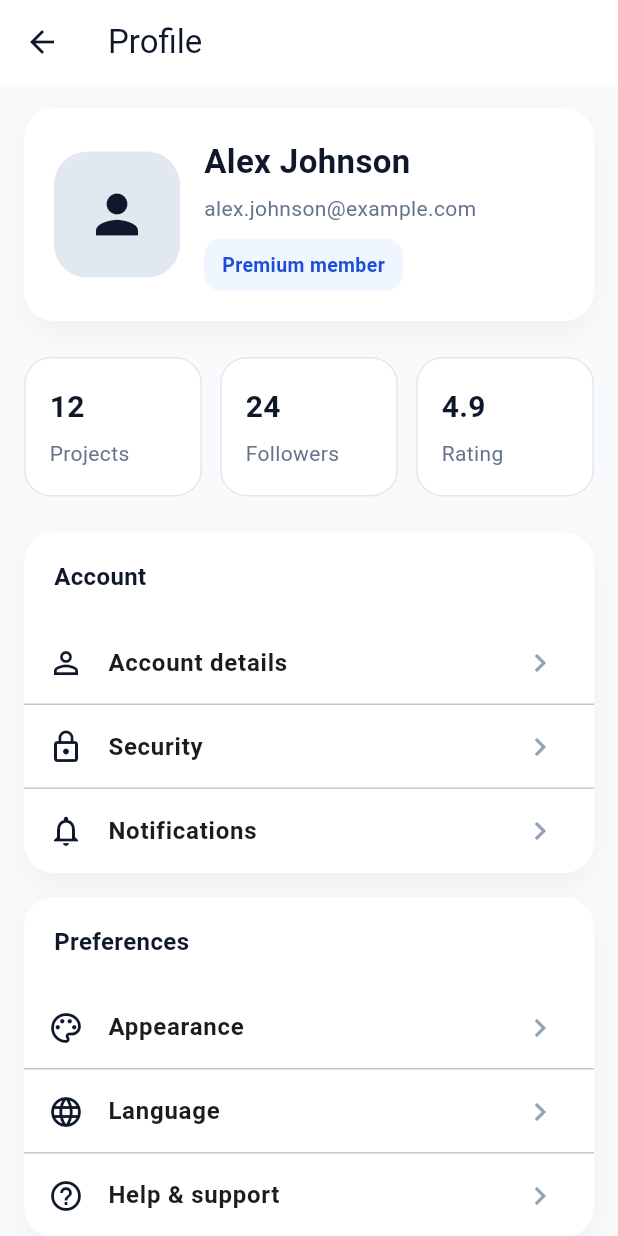
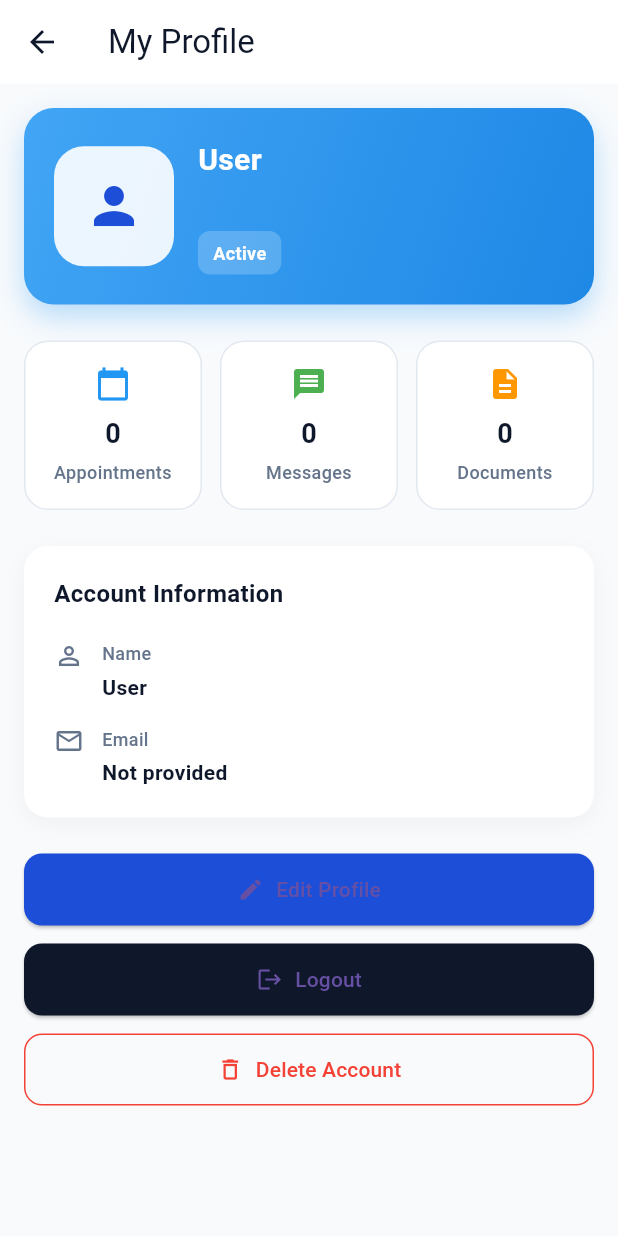
Before and after one commit to ELISHALAW/Andriod_App, a Flutter app: the ProfileScreen screen opened by its route, on a phone screen of 412 x 824 dp. Run offline on Flutter 3.47's test engine with Material 3 defaults, Android fonts, the phone set to English and light mode, and no system bars; our stand-ins replace shared_preferences; accounts and stored records are empty.

Commit message:
Law20260706 Improving profile module

```diff
--- a/lib/screens/profile_screen.dart
+++ b/lib/screens/profile_screen.dart
@@ -16,10 +16,13 @@ class _ProfileScreenState extends State<ProfileScreen> {
   Map<String, dynamic>? _result;
   String _statusMessage = '';
   int? _userId;
-  String _userName = 'Alex Johnson';
-  String _userEmail = 'alex.johnson@example.com';
+  String _userName = 'User';
+  String _userEmail = '';
   String _userPhone = '';
   String _userAddress = '';
+  int _appointmentCount = 0;
+  int _messageCount = 0;
+  int _documentCount = 0;
 
   @override
   void initState() {
@@ -50,7 +53,6 @@ class _ProfileScreenState extends State<ProfileScreen> {
   Future<void> _fetchProfile(int userId) async {
     setState(() {
       _isLoading = true;
-      _statusMessage = 'Loading profile...';
     });
 
     final result = await DatabaseService.getProfile(userId: userId);
@@ -67,19 +69,13 @@ class _ProfileScreenState extends State<ProfileScreen> {
     }
 
     setState(() {
-      _result = result;
       _isLoading = false;
-      _statusMessage = result['message'] ?? '';
     });
   }
 
   Future<void> _openEditProfileDialog() async {
     if (_userId == null) {
-      ScaffoldMessenger.of(context).showSnackBar(
-        const SnackBar(
-          content: Text('Please login first to edit your profile.'),
-        ),
-      );
+      _showErrorSnackBar('Please login first to edit your profile.');
       return;
     }
 
@@ -198,7 +194,6 @@ class _ProfileScreenState extends State<ProfileScreen> {
 
     setState(() {
       _isSaving = true;
-      _statusMessage = 'Updating profile...';
     });
 
     final result = await DatabaseService.updateProfile(
@@ -219,38 +214,68 @@ class _ProfileScreenState extends State<ProfileScreen> {
       await prefs.setString('userName', _userName);
       await prefs.setString('userEmail', _userEmail);
 
+      _showSuccessSnackBar(
+        result['message'] ?? 'Profile updated successfully.',
+      );
+    } else {
+      _showErrorSnackBar(result['message'] ?? 'Profile update failed.');
+    }
+
+    setState(() {
+      _isSaving = false;
+    });
+  }
+
+  void _showSuccessSnackBar(String message) {
     ScaffoldMessenger.of(context).showSnackBar(
       SnackBar(
-          content: Text(result['message'] ?? 'Profile updated successfully.'),
+        content: Text(message),
         backgroundColor: Colors.green,
-        ),
-      );
-    } else {
-      ScaffoldMessenger.of(context).showSnackBar(
-        SnackBar(
-          content: Text(result['message'] ?? 'Profile update failed.'),
-          backgroundColor: Colors.red,
+        duration: const Duration(seconds: 2),
       ),
     );
   }
 
-    setState(() {
-      _result = result;
-      _isSaving = false;
-      _statusMessage = result['message'] ?? '';
-    });
+  void _showErrorSnackBar(String message) {
+    ScaffoldMessenger.of(context).showSnackBar(
+      SnackBar(
+        content: Text(message),
+        backgroundColor: Colors.red,
+        duration: const Duration(seconds: 2),
+      ),
+    );
   }
 
   Future<void> _handleLogout() async {
+    final confirmed = await showDialog<bool>(
+      context: context,
+      builder: (context) => AlertDialog(
+        title: const Text('Logout'),
+        content: const Text('Are you sure you want to logout?'),
+        actions: [
+          TextButton(
+            onPressed: () => Navigator.of(context).pop(false),
+            child: const Text('Cancel'),
+          ),
+          ElevatedButton(
+            onPressed: () => Navigator.of(context).pop(true),
+            child: const Text('Logout'),
+          ),
+        ],
+      ),
+    );
+
+    if (confirmed != true) return;
+
     await _clearSession();
+    if (mounted) {
       Navigator.pushNamedAndRemoveUntil(context, '/login', (route) => false);
+    }
   }
 
   Future<void> _handleDeleteAccount() async {
     if (_userId == null) {
-      ScaffoldMessenger.of(context).showSnackBar(
-        const SnackBar(content: Text('No user is currently signed in.')),
-      );
+      _showErrorSnackBar('No user is currently signed in.');
       return;
     }
 
@@ -258,9 +283,9 @@ class _ProfileScreenState extends State<ProfileScreen> {
       context: context,
       builder: (context) {
         return AlertDialog(
-          title: const Text('Delete account'),
+          title: const Text('Delete Account'),
           content: const Text(
-            'This will permanently delete your account. Continue?',
+            'This will permanently delete your account and all associated data. This action cannot be undone. Continue?',
           ),
           actions: [
             TextButton(
@@ -281,32 +306,22 @@ class _ProfileScreenState extends State<ProfileScreen> {
 
     setState(() {
       _isDeleting = true;
-      _statusMessage = 'Deleting account...';
     });
 
     final result = await DatabaseService.deleteProfile(userId: _userId!);
     if (result['success'] == true) {
       await _clearSession();
-      ScaffoldMessenger.of(context).showSnackBar(
-        SnackBar(
-          content: Text(result['message'] ?? 'Account deleted.'),
-          backgroundColor: Colors.green,
-        ),
-      );
+      _showSuccessSnackBar(result['message'] ?? 'Account deleted.');
+      if (mounted) {
         Navigator.pushNamedAndRemoveUntil(context, '/login', (route) => false);
+      }
       return;
     }
 
-    ScaffoldMessenger.of(context).showSnackBar(
-      SnackBar(
-        content: Text(result['message'] ?? 'Failed to delete account.'),
-        backgroundColor: Colors.red,
-      ),
-    );
+    _showErrorSnackBar(result['message'] ?? 'Failed to delete account.');
 
     setState(() {
       _isDeleting = false;
-      _statusMessage = result['message'] ?? '';
     });
   }
 
@@ -334,77 +349,29 @@ class _ProfileScreenState extends State<ProfileScreen> {
 
   @override
   Widget build(BuildContext context) {
-    final textColor = const Color(0xFF0F172A);
-    final muted = const Color(0xFF64748B);
-
     return Scaffold(
       backgroundColor: const Color(0xFFF8FAFC),
       appBar: AppBar(
-        title: const Text('Profile'),
+        title: const Text('My Profile'),
         backgroundColor: Colors.white,
-        foregroundColor: textColor,
+        foregroundColor: const Color(0xFF0F172A),
         elevation: 0,
         centerTitle: false,
       ),
-      body: SingleChildScrollView(
+      body: _isLoading
+          ? const Center(child: CircularProgressIndicator())
+          : SingleChildScrollView(
               padding: const EdgeInsets.all(16),
               child: Column(
                 crossAxisAlignment: CrossAxisAlignment.start,
                 children: [
-            _buildHeaderCard(textColor, muted),
+                  _buildHeaderCard(),
                   const SizedBox(height: 24),
                   _buildStatsSection(),
                   const SizedBox(height: 24),
-            _buildSectionCard(
-              title: 'Account',
-              items: [
-                _ProfileItemData(Icons.person_outline, 'Account details'),
-                _ProfileItemData(Icons.lock_outline, 'Security'),
-                _ProfileItemData(Icons.notifications_none, 'Notifications'),
-              ],
-            ),
-            const SizedBox(height: 16),
-            _buildSectionCard(
-              title: 'Preferences',
-              items: [
-                _ProfileItemData(Icons.palette_outlined, 'Appearance'),
-                _ProfileItemData(Icons.language_outlined, 'Language'),
-                _ProfileItemData(Icons.help_outline, 'Help & support'),
-              ],
-            ),
+                  _buildAccountSection(),
                   const SizedBox(height: 24),
                   _buildActionButtons(),
-            const SizedBox(height: 24),
-            _buildConnectionCard(textColor),
-            const SizedBox(height: 16),
-            SizedBox(
-              width: double.infinity,
-              child: ElevatedButton(
-                onPressed: _isLoading ? null : _testConnection,
-                style: ElevatedButton.styleFrom(
-                  backgroundColor: const Color(0xFF0F172A),
-                  padding: const EdgeInsets.symmetric(vertical: 16),
-                ),
-                child: _isLoading
-                    ? const SizedBox(
-                        height: 20,
-                        width: 20,
-                        child: CircularProgressIndicator(
-                          strokeWidth: 2,
-                          color: Colors.white,
-                        ),
-                      )
-                    : const Text('Test MySQL Connection'),
-              ),
-            ),
-            if (_statusMessage.isNotEmpty) ...[
-              const SizedBox(height: 20),
-              _buildStatusCard(),
-            ],
-            if (_result != null && _result!['data'] != null) ...[
-              const SizedBox(height: 20),
-              _buildResultCard(_result!),
-            ],
                   const SizedBox(height: 40),
                 ],
               ),
@@ -412,20 +379,101 @@ class _ProfileScreenState extends State<ProfileScreen> {
     );
   }
 
+  Widget _buildAccountSection() {
+    return Container(
+      width: double.infinity,
+      padding: const EdgeInsets.all(20),
+      decoration: BoxDecoration(
+        color: Colors.white,
+        borderRadius: BorderRadius.circular(16),
+        boxShadow: [
+          BoxShadow(
+            color: Colors.black.withOpacity(0.04),
+            blurRadius: 12,
+            offset: const Offset(0, 4),
+          ),
+        ],
+      ),
+      child: Column(
+        crossAxisAlignment: CrossAxisAlignment.start,
+        children: [
+          const Text(
+            'Account Information',
+            style: TextStyle(
+              fontSize: 16,
+              fontWeight: FontWeight.w700,
+              color: Color(0xFF0F172A),
+            ),
+          ),
+          const SizedBox(height: 20),
+          _buildInfoRow('Name', _userName, Icons.person_outline),
+          const SizedBox(height: 16),
+          _buildInfoRow('Email', _userEmail, Icons.email_outlined),
+          if (_userPhone.isNotEmpty) ...[
+            const SizedBox(height: 16),
+            _buildInfoRow('Phone', _userPhone, Icons.phone_outlined),
+          ],
+          if (_userAddress.isNotEmpty) ...[
+            const SizedBox(height: 16),
+            _buildInfoRow('Address', _userAddress, Icons.location_on_outlined),
+          ],
+        ],
+      ),
+    );
+  }
+
+  Widget _buildInfoRow(String label, String value, IconData icon) {
+    return Row(
+      crossAxisAlignment: CrossAxisAlignment.start,
+      children: [
+        Icon(icon, size: 20, color: const Color(0xFF64748B)),
+        const SizedBox(width: 12),
+        Expanded(
+          child: Column(
+            crossAxisAlignment: CrossAxisAlignment.start,
+            children: [
+              Text(
+                label,
+                style: const TextStyle(
+                  fontSize: 12,
+                  color: Color(0xFF64748B),
+                  fontWeight: FontWeight.w500,
+                ),
+              ),
+              const SizedBox(height: 4),
+              Text(
+                value.isNotEmpty ? value : 'Not provided',
+                style: const TextStyle(
+                  fontSize: 14,
+                  color: Color(0xFF0F172A),
+                  fontWeight: FontWeight.w600,
+                ),
+              ),
+            ],
+          ),
+        ),
+      ],
+    );
+  }
+
   Widget _buildActionButtons() {
     return Column(
       crossAxisAlignment: CrossAxisAlignment.stretch,
       children: [
-        ElevatedButton(
+        ElevatedButton.icon(
           onPressed: _isSaving ? null : _openEditProfileDialog,
           style: ElevatedButton.styleFrom(
             backgroundColor: const Color(0xFF1D4ED8),
-            padding: const EdgeInsets.symmetric(vertical: 16),
+            padding: const EdgeInsets.symmetric(vertical: 14),
+            shape: RoundedRectangleBorder(
+              borderRadius: BorderRadius.circular(12),
             ),
-          child: _isSaving
+          ),
+          icon: const Icon(Icons.edit),
+          label: _isSaving
               ? const SizedBox(
-                  height: 20,
-                  width: 20,
+                  height: 18,
+                  width: 18,
                   child: CircularProgressIndicator(
                     strokeWidth: 2,
                     color: Colors.white,
@@ -434,29 +482,37 @@ class _ProfileScreenState extends State<ProfileScreen> {
               : const Text('Edit Profile'),
         ),
         const SizedBox(height: 12),
-        ElevatedButton(
+        ElevatedButton.icon(
           onPressed: _isDeleting ? null : _handleLogout,
           style: ElevatedButton.styleFrom(
             backgroundColor: const Color(0xFF0F172A),
-            padding: const EdgeInsets.symmetric(vertical: 16),
+            padding: const EdgeInsets.symmetric(vertical: 14),
+            shape: RoundedRectangleBorder(
+              borderRadius: BorderRadius.circular(12),
             ),
-          child: const Text('Logout'),
+          ),
+          icon: const Icon(Icons.logout),
+          label: const Text('Logout'),
         ),
         const SizedBox(height: 12),
-        OutlinedButton(
+        OutlinedButton.icon(
           onPressed: _isDeleting ? null : _handleDeleteAccount,
           style: OutlinedButton.styleFrom(
             foregroundColor: Colors.red,
             side: const BorderSide(color: Colors.red),
-            padding: const EdgeInsets.symmetric(vertical: 16),
+            padding: const EdgeInsets.symmetric(vertical: 14),
+            shape: RoundedRectangleBorder(
+              borderRadius: BorderRadius.circular(12),
             ),
-          child: _isDeleting
+          ),
+          icon: const Icon(Icons.delete_outline),
+          label: _isDeleting
               ? const SizedBox(
-                  height: 20,
-                  width: 20,
+                  height: 18,
+                  width: 18,
                   child: CircularProgressIndicator(
                     strokeWidth: 2,
-                    color: Colors.red,
+                    valueColor: AlwaysStoppedAnimation(Colors.red),
                   ),
                 )
               : const Text('Delete Account'),
@@ -465,16 +521,20 @@ class _ProfileScreenState extends State<ProfileScreen> {
     );
   }
 
-  Widget _buildHeaderCard(Color textColor, Color muted) {
+  Widget _buildHeaderCard() {
     return Container(
       width: double.infinity,
       padding: const EdgeInsets.all(20),
       decoration: BoxDecoration(
-        color: Colors.white,
+        gradient: LinearGradient(
+          colors: [Colors.blue.shade400, Colors.blue.shade600],
+          begin: Alignment.topLeft,
+          end: Alignment.bottomRight,
+        ),
         borderRadius: BorderRadius.circular(20),
         boxShadow: [
           BoxShadow(
-            color: Colors.black.withOpacity(0.04),
+            color: Colors.blue.withOpacity(0.3),
             blurRadius: 16,
             offset: const Offset(0, 8),
           ),
@@ -483,13 +543,13 @@ class _ProfileScreenState extends State<ProfileScreen> {
       child: Row(
         children: [
           Container(
-            width: 84,
-            height: 84,
+            width: 80,
+            height: 80,
             decoration: BoxDecoration(
-              color: const Color(0xFFE2E8F0),
-              borderRadius: BorderRadius.circular(22),
+              color: Colors.white.withOpacity(0.9),
+              borderRadius: BorderRadius.circular(20),
             ),
-            child: const Icon(Icons.person, color: Color(0xFF0F172A), size: 42),
+            child: const Icon(Icons.person, color: Color(0xFF1D4ED8), size: 40),
           ),
           const SizedBox(width: 16),
           Expanded(
@@ -498,30 +558,38 @@ class _ProfileScreenState extends State<ProfileScreen> {
               children: [
                 Text(
                   _userName,
-                  style: TextStyle(
-                    fontSize: 22,
+                  style: const TextStyle(
+                    fontSize: 20,
                     fontWeight: FontWeight.w700,
-                    color: textColor,
+                    color: Colors.white,
                   ),
                 ),
-                const SizedBox(height: 6),
-                Text(_userEmail, style: TextStyle(fontSize: 14, color: muted)),
+                const SizedBox(height: 4),
+                Text(
+                  _userEmail,
+                  style: TextStyle(
+                    fontSize: 13,
+                    color: Colors.white.withOpacity(0.9),
+                  ),
+                  maxLines: 1,
+                  overflow: TextOverflow.ellipsis,
+                ),
                 const SizedBox(height: 10),
                 Container(
                   padding: const EdgeInsets.symmetric(
-                    horizontal: 12,
-                    vertical: 8,
+                    horizontal: 10,
+                    vertical: 6,
                   ),
                   decoration: BoxDecoration(
-                    color: const Color(0xFFEFF6FF),
-                    borderRadius: BorderRadius.circular(12),
+                    color: Colors.white.withOpacity(0.2),
+                    borderRadius: BorderRadius.circular(8),
                   ),
                   child: const Text(
-                    'Premium member',
+                    'Active',
                     style: TextStyle(
-                      fontSize: 13,
+                      fontSize: 12,
                       fontWeight: FontWeight.w600,
-                      color: Color(0xFF1D4ED8),
+                      color: Colors.white,
                     ),
                   ),
                 ),
@@ -536,36 +604,71 @@ class _ProfileScreenState extends State<ProfileScreen> {
   Widget _buildStatsSection() {
     return Row(
       children: [
-        Expanded(child: _buildStatCard('12', 'Projects')),
+        Expanded(
+          child: _buildStatCard(
+            _appointmentCount.toString(),
+            'Appointments',
+            Colors.blue,
+            Icons.calendar_today,
+          ),
+        ),
         const SizedBox(width: 12),
-        Expanded(child: _buildStatCard('24', 'Followers')),
+        Expanded(
+          child: _buildStatCard(
+            _messageCount.toString(),
+            'Messages',
+            Colors.green,
+            Icons.message,
+          ),
+        ),
         const SizedBox(width: 12),
-        Expanded(child: _buildStatCard('4.9', 'Rating')),
+        Expanded(
+          child: _buildStatCard(
+            _documentCount.toString(),
+            'Documents',
+            Colors.orange,
+            Icons.description,
+          ),
+        ),
       ],
     );
   }
 
-  Widget _buildStatCard(String value, String label) {
+  Widget _buildStatCard(
+    String value,
+    String label,
+    Color color,
+    IconData icon,
+  ) {
     return Container(
-      padding: const EdgeInsets.symmetric(vertical: 18, horizontal: 16),
+      padding: const EdgeInsets.symmetric(vertical: 16, horizontal: 12),
       decoration: BoxDecoration(
         color: Colors.white,
-        borderRadius: BorderRadius.circular(18),
+        borderRadius: BorderRadius.circular(16),
         border: Border.all(color: const Color(0xFFE2E8F0)),
       ),
       child: Column(
-        crossAxisAlignment: CrossAxisAlignment.start,
         children: [
+          Icon(icon, color: color, size: 24),
+          const SizedBox(height: 8),
           Text(
             value,
             style: const TextStyle(
-              fontSize: 20,
+              fontSize: 18,
               fontWeight: FontWeight.w700,
               color: Color(0xFF0F172A),
             ),
           ),
-          const SizedBox(height: 6),
-          Text(label, style: const TextStyle(color: Color(0xFF64748B))),
+          const SizedBox(height: 4),
+          Text(
+            label,
+            style: const TextStyle(
+              fontSize: 12,
+              color: Color(0xFF64748B),
+              fontWeight: FontWeight.w500,
+            ),
+            textAlign: TextAlign.center,
+          ),
         ],
       ),
     );
```
Lines whose indentation alone changed are shown as unchanged.
